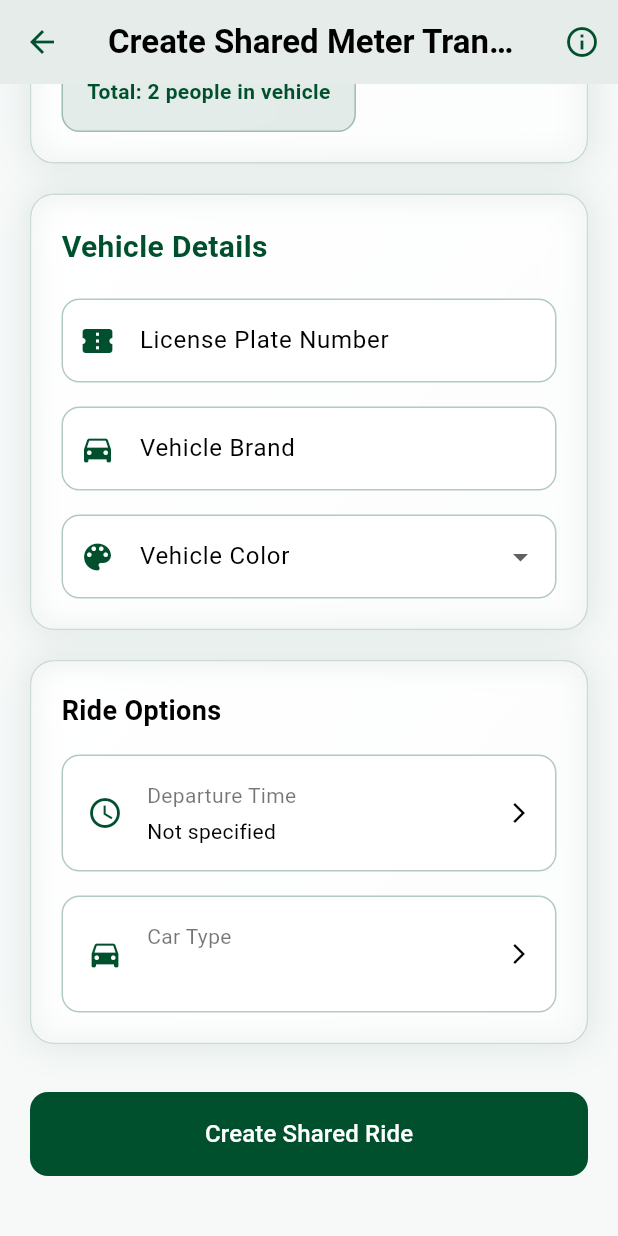
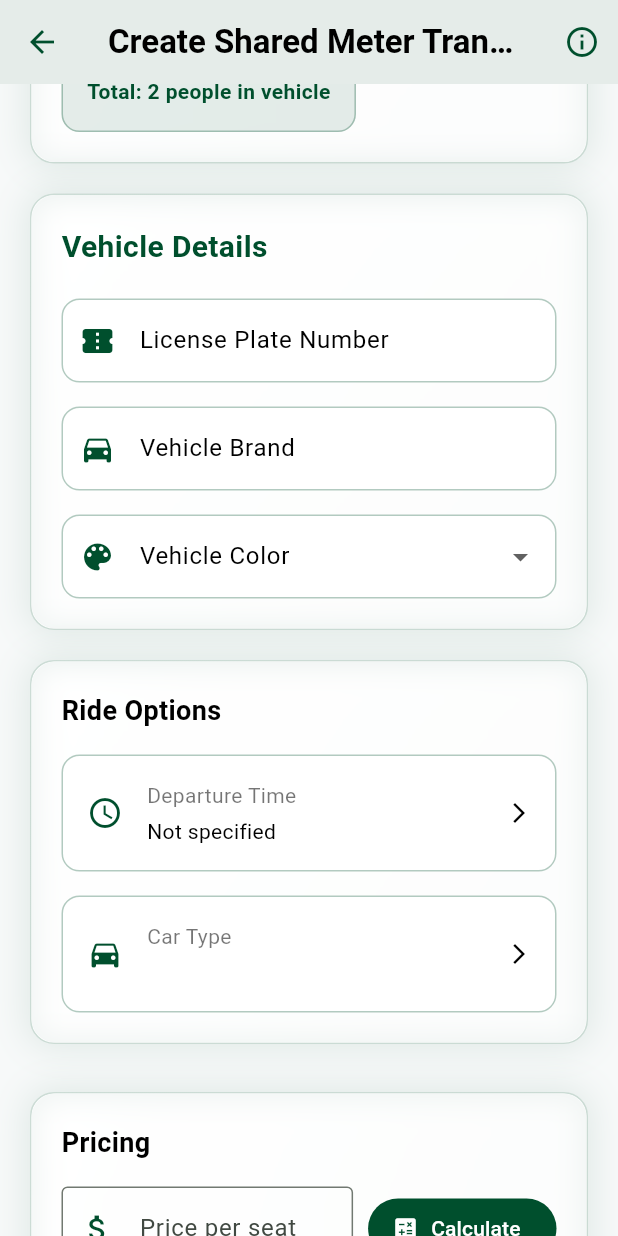
Before and after one commit to leoulendryas/transport_share_app, a Flutter app: the CreateRideScreen screen opened by its route, scrolled down 529 dp, on a phone screen of 412 x 824 dp. Run offline on Flutter 3.47's test engine with Material 3 defaults, Android fonts, the phone set to English and light mode, and no system bars; drawn by our look-alikes of flutter_animate; our stand-ins replace app_links, flutter_typeahead, geocoding, geolocator, image_picker, liquid_pull_to_refresh and 4 more; accounts and stored records are empty.

Commit message:
Update create ride screen logic

```diff
--- a/lib/screens/rides/create_ride_screen.dart
+++ b/lib/screens/rides/create_ride_screen.dart
@@ -41,6 +41,11 @@ class _CreateRideScreenState extends State<CreateRideScreen> {
   final _seatsController = TextEditingController(text: '1');
   final _plateNumberController = TextEditingController();
   final _brandNameController = TextEditingController();
+  final _priceController = TextEditingController();  // NEW
+  double? _minPrice;  // NEW
+  double? _maxPrice;  // NEW
+  double? _basePrice; // NEW
+  bool _priceCalculated = false; // NEW
   String? _selectedColor;
   DateTime? _selectedTime;
   late ApiService _apiService;
@@ -60,6 +65,7 @@ class _CreateRideScreenState extends State<CreateRideScreen> {
   @override
   void dispose() {
     _fromController.dispose();
+    _priceController.dispose(); // NEW
     _toController.dispose();
     _seatsController.dispose();
     _searchDebounce?.cancel();
@@ -77,6 +83,45 @@ class _CreateRideScreenState extends State<CreateRideScreen> {
     {'name': 'Silver', 'color': Colors.grey[350]},
     {'name': 'Yellow', 'color': Colors.yellow},
   ];
+
+  // NEW: Price calculation method
+  Future<void> _calculatePrice() async {
+    if (_selectedFromLocation == null || _selectedToLocation == null) {
+      _showErrorSnackbar('Please select both locations first');
+      return;
+    }
+
+    final seats = int.tryParse(_seatsController.text) ?? 0;
+    if (seats < 1 || seats > 8) {
+      _showErrorSnackbar('Please enter valid seat count (1-8)');
+      return;
+    }
+
+    try {
+      final response = await _apiService.calculateRidePrice(
+        from: _selectedFromLocation!,
+        to: _selectedToLocation!,
+        seats: seats,
+      );
+
+      setState(() {
+        _minPrice = response['min_price'] as double;
+        _maxPrice = response['max_price'] as double;
+        _basePrice = response['base_price'] as double;
+        _priceController.text = _basePrice!.toStringAsFixed(2);
+        _priceCalculated = true;
+      });
+
+      if (mounted) {
+        _showSuccessSnackbar(
+          'Suggested price: \ETB${_basePrice!.toStringAsFixed(2)} '
+          '(Range: \ETB${_minPrice!.toStringAsFixed(2)} - \ETB${_maxPrice!.toStringAsFixed(2)})'
+        );
+      }
+    } catch (e) {
+      _showErrorSnackbar('Failed to calculate price: ${e.toString()}');
+    }
+  }
 
   Future<List<LocationWithName>> _getLocationSuggestions(String query) async {
     if (query.isEmpty) return [];
@@ -165,6 +210,14 @@ class _CreateRideScreenState extends State<CreateRideScreen> {
 
     try {
       final seats = int.tryParse(_seatsController.text) ?? 0;
+      final price = double.tryParse(_priceController.text) ?? 0.0;  // NEW
+
+      // NEW PRICE VALIDATION
+      if (price < _minPrice! || price > _maxPrice!) {
+        _showErrorSnackbar('Price must be between \$${_minPrice!.toStringAsFixed(2)} '
+          'and \$${_maxPrice!.toStringAsFixed(2)}');
+        return;
+      }
 
       await _apiService.createRide(
         from: _selectedFromLocation!,
@@ -177,6 +230,7 @@ class _CreateRideScreenState extends State<CreateRideScreen> {
         plateNumber: _plateNumberController.text,
         brandName: _brandNameController.text,
         color: _selectedColor!,
+        pricePerSeat: price,  // NEW
       );
 
       if (mounted) {
@@ -431,6 +485,73 @@ class _CreateRideScreenState extends State<CreateRideScreen> {
         ),
       ),
     ).animate().fadeIn(delay: 150.ms, duration: 300.ms).slideY(begin: 0.1, end: 0);
+  }
+
+  Widget _buildPricingSection() {
+    return GlassCard(
+      color: Colors.white,
+      child: Padding(
+        padding: const EdgeInsets.all(20),
+        child: Column(
+          crossAxisAlignment: CrossAxisAlignment.start,
+          children: [
+            Text(
+              'Pricing',
+              style: TextStyle(
+                fontSize: 18,
+                fontWeight: FontWeight.bold,
+                color: Colors.black,
+              ),
+            ),
+            const SizedBox(height: 16),
+            Row(
+              children: [
+                Expanded(
+                  child: TextFormField(
+                    controller: _priceController,
+                    decoration: InputDecoration(
+                      labelText: 'Price per seat',
+                      prefixIcon: Icon(Icons.attach_money, color: Color(0xFF004F2D)),
+                      suffixText: 'ETB',
+                      border: OutlineInputBorder(),
+                    ),
+                    keyboardType: TextInputType.numberWithOptions(decimal: true),
+                    validator: (value) {
+                      if (value == null || value.isEmpty) return 'Required';
+                      final price = double.tryParse(value);
+                      if (price == null) return 'Invalid number';
+                      if (_minPrice != null && _maxPrice != null &&
+                          (price < _minPrice! || price > _maxPrice!)) {
+                        return 'Must be between \$${_minPrice!.toStringAsFixed(2)}-\$${_maxPrice!.toStringAsFixed(2)}';
+                      }
+                      return null;
+                    },
+                  ),
+                ),
+                const SizedBox(width: 10),
+                FilledButton.icon(
+                  icon: Icon(Icons.calculate),
+                  label: Text('Calculate'),
+                  style: FilledButton.styleFrom(
+                    backgroundColor: Color(0xFF004F2D),
+                    foregroundColor: Colors.white,
+                  ),
+                  onPressed: _calculatePrice,
+                ),
+              ],
+            ),
+            if (_minPrice != null && _maxPrice != null)
+              Padding(
+                padding: const EdgeInsets.only(top: 8),
+                child: Text(
+                  'Suggested range: \ETB${_minPrice!.toStringAsFixed(2)} - \ETB${_maxPrice!.toStringAsFixed(2)}',
+                  style: TextStyle(color: Colors.grey[600], fontSize: 12),
+                ),
+              ),
+          ],
+        ),
+      ),
+    ).animate().fadeIn(delay: 150.ms);
   }
 
   Widget _buildTextField({
@@ -935,6 +1056,8 @@ class _CreateRideScreenState extends State<CreateRideScreen> {
                 const SizedBox(height: 20),
                 _buildOptionsSection(),
                 const SizedBox(height: 32),
+                _buildPricingSection(), // NEW
+                const SizedBox(height: 20),
                 FilledButton(
                   onPressed: _isSubmitting ? null : _submit,
                   style: FilledButton.styleFrom(
```
